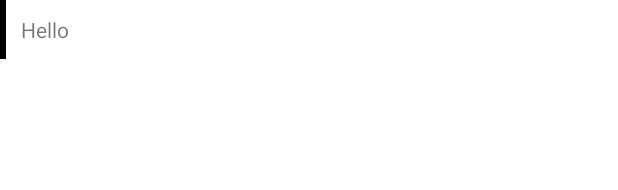
After one commit to dev27git/GPSSpoofy, an Android app: the layout toast_layout.xml on its own in the app's theme, with its tools: preview values and no code run, on a phone screen of 412 x 824 dp. The commit adds this screen. Shown: the top 190 px of the screen. Run offline under Robolectric (Android 15) with nearby library versions, the phone set to English and light mode, and no system bars.

Commit message:
Initial Commit

```diff
--- a/app/build.gradle
+++ b/app/build.gradle
@@ -25,7 +25,7 @@ android {
 dependencies {
     implementation fileTree(include: ['*.jar'], dir: 'libs')
     implementation "org.jetbrains.kotlin:kotlin-stdlib-jdk7:$kotlin_version"
-    implementation 'androidx.appcompat:appcompat:1.0.0'
+    implementation 'androidx.appcompat:appcompat:1.0.1'
     implementation 'androidx.constraintlayout:constraintlayout:1.1.3'
     testImplementation 'junit:junit:4.12'
     androidTestImplementation 'com.android.support.test:runner:1.0.2'
@@ -41,4 +41,8 @@ dependencies {
     implementation project(':basefiles')
     implementation 'androidx.recyclerview:recyclerview:1.0.0'
     implementation 'com.google.android.material:material:1.0.0'
+
+    //Butterknife
+    implementation 'com.jakewharton:butterknife:9.0.0-rc1'
+    kapt 'com.jakewharton:butterknife-compiler:9.0.0-rc1'
 }
--- a/app/src/main/res/values/strings.xml
+++ b/app/src/main/res/values/strings.xml
@@ -1,3 +1,6 @@
 <resources>
     <string name="app_name">GPS Spoofy</string>
+
+    <!-- TODO: Remove or change this placeholder text -->
+    <string name="hello_blank_fragment">Hello blank fragment</string>
 </resources>
--- a/basefiles/build.gradle
+++ b/basefiles/build.gradle
@@ -29,8 +29,8 @@ android {
 
 dependencies {
     implementation fileTree(include: ['*.jar'], dir: 'libs')
-    implementation "com.android.support:appcompat-v7:28.0.0"
-    implementation "com.android.support:design:28.0.0"
+    implementation "androidx.appcompat:appcompat:1.0.1"
+    implementation "com.google.android.material:material:1.0.0"
 
     testImplementation 'junit:junit:4.12'
     androidTestImplementation 'com.android.support.test:runner:1.0.2'
@@ -47,7 +47,6 @@ dependencies {
     api 'io.reactivex.rxjava2:rxkotlin:2.2.0'
     api 'io.reactivex.rxjava2:rxandroid:2.1.0'
     api 'com.squareup.okhttp3:logging-interceptor:3.11.0'
-//    api 'io.reactivex.rxjava2:rxjava:2.2.0'
 
     api 'com.squareup.retrofit2:retrofit:2.4.0'
     api "com.squareup.retrofit2:converter-gson:2.4.0"
--- a/basefiles/src/main/java/com/rp/basefiles/BaseFragment.kt
+++ b/basefiles/src/main/java/com/rp/basefiles/BaseFragment.kt
@@ -11,7 +11,7 @@ import com.rp.basefiles.BaseActivity
 import com.rp.basefiles.IBaseView
 
 
-internal abstract class BaseFragment : Fragment(), IBaseView, SwipeRefreshLayout.OnRefreshListener {
+abstract class BaseFragment : Fragment(), IBaseView, SwipeRefreshLayout.OnRefreshListener {
 
     private lateinit var swipeRefreshLayout: SwipeRefreshLayout
     private lateinit var baseActivity: BaseActivity
--- a/basefiles/src/main/java/com/rp/basefiles/BasePresenterVM.kt
+++ b/basefiles/src/main/java/com/rp/basefiles/BasePresenterVM.kt
@@ -1,7 +1,6 @@
 package com.rp.basefiles
 
 import androidx.lifecycle.ViewModel
-
 
 abstract class BasePresenterVM<V : IBaseView> : ViewModel(), IBasePresenter<V> {
 
--- a/basefiles/src/main/java/com/rp/util/adapter/RAdapter.java
+++ b/basefiles/src/main/java/com/rp/util/adapter/RAdapter.java
@@ -1,5 +1,4 @@
 package com.rp.util.adapter;
-
 
 import com.rp.basefiles.BaseAdapter;
 import com.rp.basefiles.IBaseAdapterPresenter;
--- a/basefiles/src/main/java/com/rp/util/adapter/RAdapterAsyncDiffCallback.java
+++ b/basefiles/src/main/java/com/rp/util/adapter/RAdapterAsyncDiffCallback.java
@@ -13,7 +13,7 @@ import androidx.recyclerview.widget.DiffUtil;
 
 public final class RAdapterAsyncDiffCallback<T> extends DiffUtil.ItemCallback<T> {
 
-    private static final String TAG = RAdapterAsyncDiffCallback.class.getSimpleName();
+    public static final String TAG = RAdapterAsyncDiffCallback.class.getSimpleName();
     private RAdapterPayloadWatcher payloadWatcher;
 
     public RAdapterAsyncDiffCallback() {}
@@ -42,7 +42,6 @@ public final class RAdapterAsyncDiffCallback<T> extends DiffUtil.ItemCallback<T>
         return t.equals(t1);
     }
 
-    @SuppressWarnings("unchecked")
     @Nullable
     @Override
     public Object getChangePayload(@NonNull T oldItem, @NonNull T newItem) {
--- a/basefiles/src/main/java/com/rp/util/fragment/Builder.java
+++ b/basefiles/src/main/java/com/rp/util/fragment/Builder.java
@@ -1,5 +1,4 @@
 package com.rp.util.fragment;
-
 
 import androidx.annotation.IdRes;
 import androidx.annotation.NonNull;
--- a/basefiles/src/main/java/com/rp/util/fragment/FragmentBuilder.java
+++ b/basefiles/src/main/java/com/rp/util/fragment/FragmentBuilder.java
@@ -1,10 +1,15 @@
 package com.rp.util.fragment;
+
+import android.widget.ImageView;
 
 import androidx.annotation.IdRes;
 import androidx.annotation.NonNull;
 import androidx.fragment.app.Fragment;
 import androidx.fragment.app.FragmentManager;
 import androidx.fragment.app.FragmentTransaction;
+import dev.rahul.baseutils.v1.util.imageUtility.ImageUtilityKt;
+import kotlin.Unit;
+import kotlin.jvm.functions.Function1;
 
 public final class FragmentBuilder {
 
--- /dev/null
+++ b/basefiles/src/main/java/com/rp/util/toast/Type.kt
@@ -0,0 +1,3 @@
+package com.rp.util.toast
+
+import androidx.annotation.IntDef
--- /dev/null
+++ b/basefiles/src/main/res/layout/toast_layout.xml
@@ -0,0 +1,22 @@
+<?xml version="1.0" encoding="utf-8"?>
+<FrameLayout xmlns:android="http://schemas.android.com/apk/res/android"
+    android:layout_width="wrap_content"
+    android:layout_height="wrap_content">
+
+    <LinearLayout
+        android:id="@+id/llBackground"
+        android:layout_width="wrap_content"
+        android:layout_height="wrap_content"
+        android:background="@android:color/black">
+
+        <androidx.appcompat.widget.AppCompatTextView
+            android:id="@+id/tvMessage"
+            android:layout_width="wrap_content"
+            android:layout_height="wrap_content"
+            android:text="Hello"
+            android:padding="10dp"
+            android:layout_marginLeft="4dp"
+            android:background="@android:color/white"/>
+    </LinearLayout>
+
+</FrameLayout>
```
Also changed, not shown: app/src/main/java/com/rp/gpsspoofy/ui/fragment/map/MapFragment.kt (added, +25 -0 lines), app/src/main/res/layout/fragment_map.xml (added, +14 -0 lines), basefiles/src/main/java/com/rp/basefiles/BaseActivity.kt (+7 -0 lines), basefiles/src/main/java/com/rp/util/imageUtility/ImageUtility.kt (+0 -53 lines), basefiles/src/main/java/com/rp/util/toast/RToast.kt (added, +72 -0 lines).
